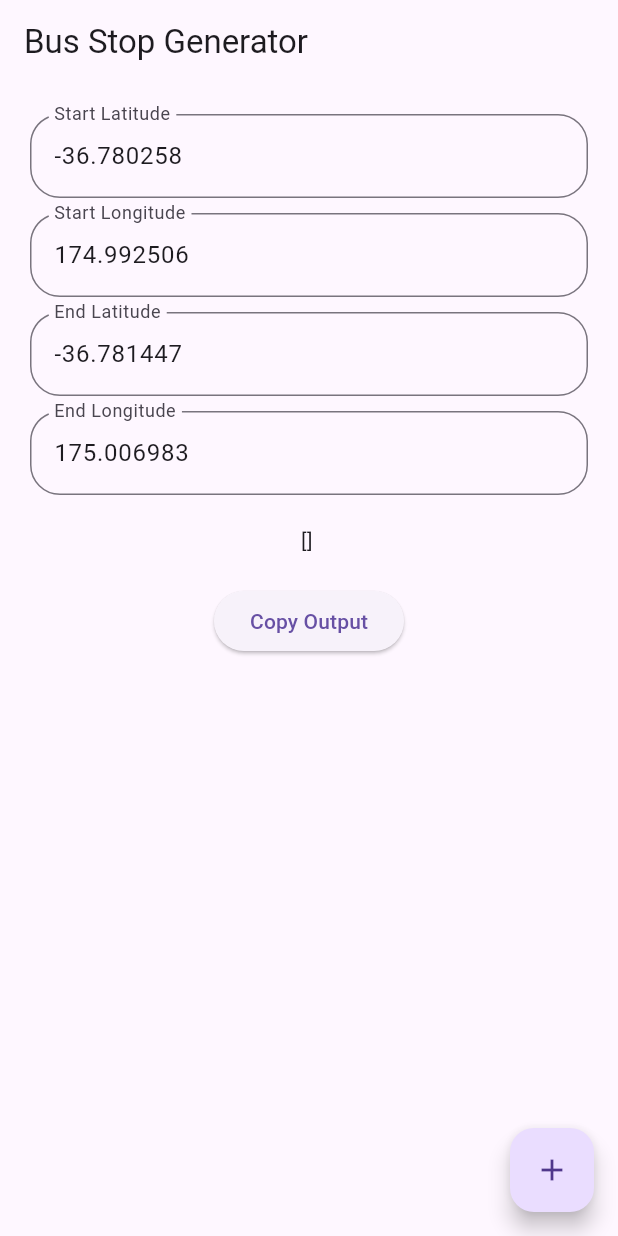
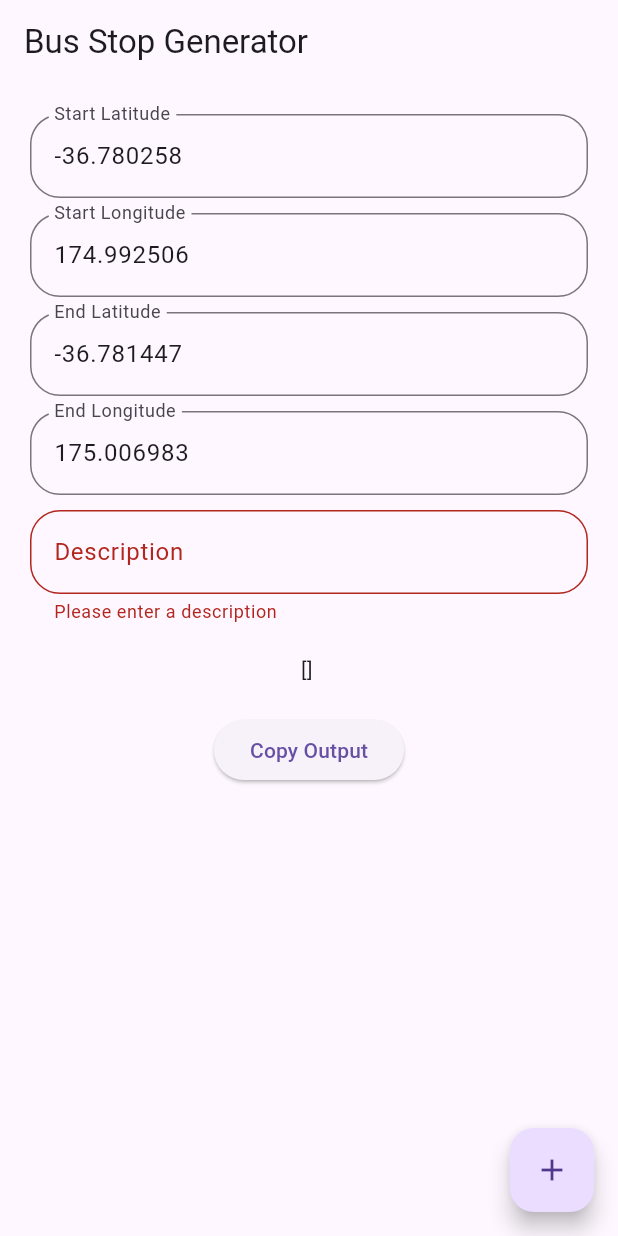
Before and after one commit to jasonchriscodes/VLRS-bus-route-generator, a Flutter app: the screen it shows after launch, after a tap on the "add" icon, on a phone screen of 412 x 824 dp. Run offline on Flutter 3.47's test engine with Material 3 defaults, Android fonts, the phone set to English and light mode, and no system bars; our stand-ins replace latlong2; missing offline and left inert: open_route_service.

Commit message:
chore: add description field

```diff
--- a/lib/main.dart
+++ b/lib/main.dart
@@ -33,11 +33,12 @@ class MyHomePage extends StatefulWidget {
 }
 
 class _MyHomePageState extends State<MyHomePage> {
-  List<Map<String, double>> routePoints = [];
+  List<Map<String, dynamic>> routeData = [];
   final startLatController = TextEditingController(text: '-36.780258');
   final startLngController = TextEditingController(text: '174.992506');
   final endLatController = TextEditingController(text: '-36.781447');
   final endLngController = TextEditingController(text: '175.006983');
+  final descriptionController = TextEditingController();
 
   final formKey = GlobalKey<FormState>();
 
@@ -51,6 +52,7 @@ class _MyHomePageState extends State<MyHomePage> {
     required String startLongitude,
     required String endLatitude,
     required String endLongitude,
+    required String description,
   }) async {
     // Initialize the openrouteservice with your API key.
     final OpenRouteService client = OpenRouteService(
@@ -80,20 +82,17 @@ class _MyHomePageState extends State<MyHomePage> {
     data.add({'latitude': endLat, 'longitude': endLng}); // Add end point
 
     setState(() {
-      // Remove duplicate end-start point if it exists
-      if (routePoints.isNotEmpty &&
-          routePoints.last['latitude'] == startLat &&
-          routePoints.last['longitude'] == startLng) {
-        routePoints.removeLast();
-      }
-
-      routePoints.addAll(data);
+      routeData.add({
+        'description': description,
+        'routePoints': data,
+      });
 
       // Update the controllers for next input
       startLatController.text = endLatController.text;
       startLngController.text = endLngController.text;
       endLatController.clear();
       endLngController.clear();
+      descriptionController.clear();
     });
   }
 
@@ -165,16 +164,27 @@ class _MyHomePageState extends State<MyHomePage> {
                     return null;
                   },
                 ),
+                const SizedBox(height: 10),
+                _buildTextForm(
+                  controller: descriptionController,
+                  labelText: 'Description',
+                  validator: (value) {
+                    if (value == null || value.isEmpty) {
+                      return 'Please enter a description';
+                    }
+                    return null;
+                  },
+                ),
                 Padding(
                   padding: const EdgeInsets.all(20),
                   child: SelectableText(
-                    jsonEncode(routePoints),
+                    jsonEncode(routeData),
                   ),
                 ),
                 ElevatedButton(
                   onPressed: () {
                     Clipboard.setData(
-                        ClipboardData(text: jsonEncode(routePoints)));
+                        ClipboardData(text: jsonEncode(routeData)));
                     ScaffoldMessenger.of(context).showSnackBar(
                       const SnackBar(
                           content: Text('Output copied to clipboard!')),
@@ -195,6 +205,7 @@ class _MyHomePageState extends State<MyHomePage> {
               startLongitude: startLngController.text,
               endLatitude: endLatController.text,
               endLongitude: endLngController.text,
+              description: descriptionController.text,
             );
           }
         },
```
